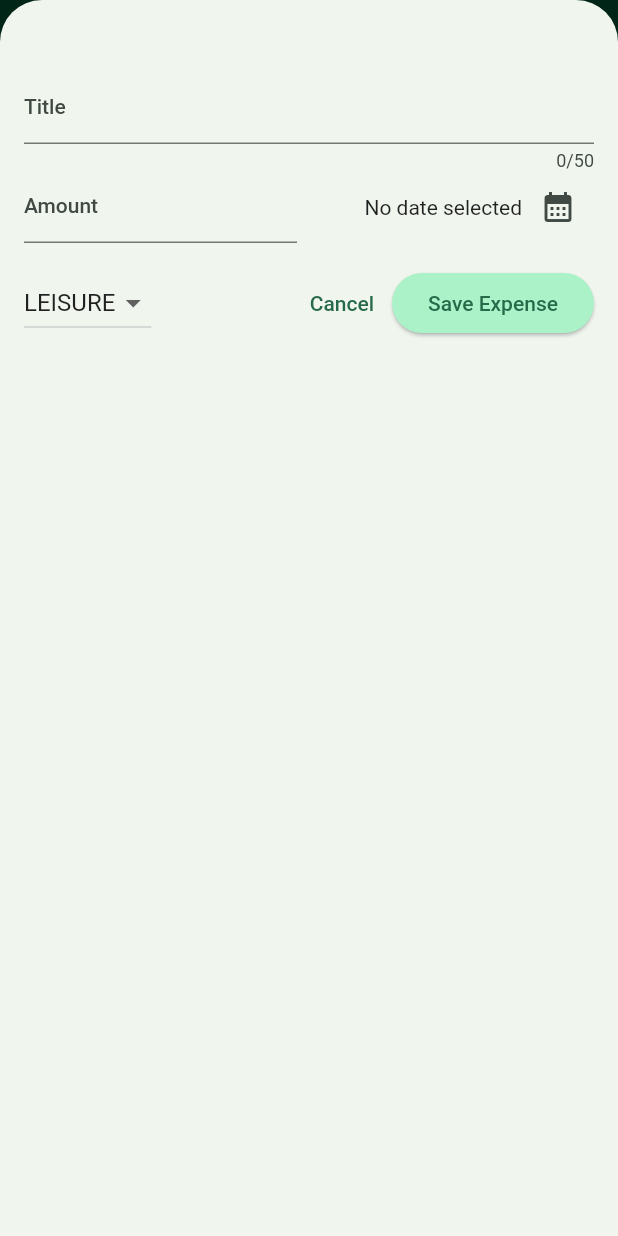
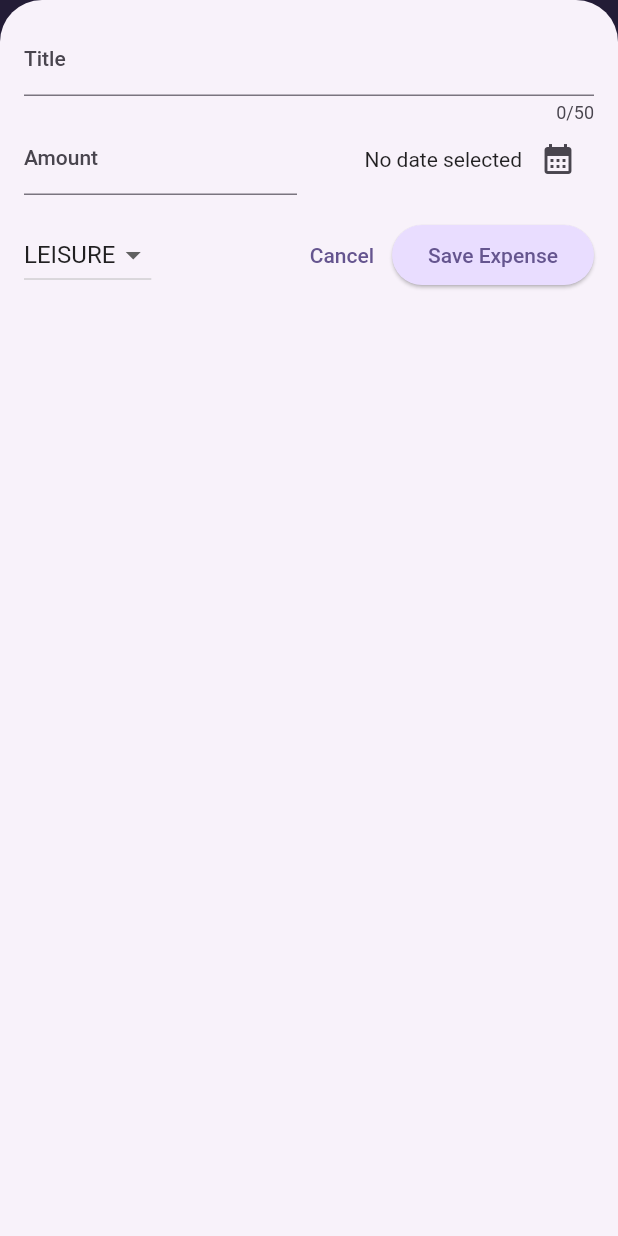
Before and after one commit to vassdel/expense_tracker, a Flutter app: the screen it shows after launch, after a tap on the "add" icon, on a phone screen of 412 x 824 dp. Run offline on Flutter 3.47's test engine with Material 2 defaults, Android fonts, the phone set to English and light mode, and no system bars.

Commit message:
added stuff

```diff
--- a/lib/main.dart
+++ b/lib/main.dart
@@ -1,9 +1,10 @@
 import 'package:flutter/material.dart';
+// import 'package:flutter/services.dart';
 
 import 'package:expense_tracker/widgets/expenses.dart';
 
 var kColorScheme = ColorScheme.fromSeed(
-  seedColor: const Color.fromARGB(255, 23, 109, 72)
+  seedColor: const Color.fromARGB(255, 96, 59, 181),
 );
 
 var kDarkColorScheme = ColorScheme.fromSeed(
@@ -12,6 +13,10 @@ var kDarkColorScheme = ColorScheme.fromSeed(
 );
 
 void main() {
+  // WidgetsFlutterBinding.ensureInitialized();
+  // SystemChrome.setPreferredOrientations([
+  //   DeviceOrientation.portraitUp,
+  // ]).then((fn) {
   runApp(
     MaterialApp(
       darkTheme: ThemeData.dark().copyWith(
@@ -62,4 +67,5 @@ void main() {
       home: const Expenses(),
     ),
   );
+  // });
 }
--- a/lib/widgets/expenses.dart
+++ b/lib/widgets/expenses.dart
@@ -32,6 +32,7 @@ class _ExpensesState extends State<Expenses> {
 
   void _openAddExpenseOverlay() {
     showModalBottomSheet(
+      useSafeArea: true,
       isScrollControlled: true,
       context: context,
       builder: (ctx) => NewExpense(onAddExpense: _addExpense),
@@ -68,6 +69,8 @@ class _ExpensesState extends State<Expenses> {
 
   @override
   Widget build(BuildContext context) {
+    final width = MediaQuery.of(context).size.width;
+
     Widget mainContent = const Center(
       child: Text('No expenses found. Start adding some!'),
     );
@@ -89,14 +92,23 @@ class _ExpensesState extends State<Expenses> {
           ),
         ],
       ),
-      body: Column(
+      body: width < 600
+          ? Column(
               children: [
                 Chart(expenses: _registeredExpenses),
                 Expanded(
                   child: mainContent,
                 ),
               ],
+            )
+          : Row(children: [
+              Expanded(
+                child: Chart(expenses: _registeredExpenses),
               ),
+              Expanded(
+                child: mainContent,
+              ),
+            ]),
     );
   }
 }
--- a/lib/widgets/new_expense.dart
+++ b/lib/widgets/new_expense.dart
@@ -1,3 +1,6 @@
+import 'dart:io';
+
+import 'package:flutter/cupertino.dart';
 import 'package:flutter/material.dart';
 
 import 'package:expense_tracker/models/expense.dart';
@@ -33,13 +36,24 @@ class _NewExpenseState extends State<NewExpense> {
     });
   }
 
-  void _submitExpenseData() {
-    final enteredAmount = double.tryParse(_amountController
-        .text); // tryParse('Hello') => null, tryParse('1.12') => 1.12
-    final amountIsInvalid = enteredAmount == null || enteredAmount <= 0;
-    if (_titleController.text.trim().isEmpty ||
-        amountIsInvalid ||
-        _selectedDate == null) {
+  void _showDialog() {
+    if (Platform.isIOS) {
+      showCupertinoDialog(
+          context: context,
+          builder: (ctx) => CupertinoAlertDialog(
+                title: const Text('Invalid input'),
+                content: const Text(
+                    'Please make sure a valid title, amount, date and category was entered.'),
+                actions: [
+                  TextButton(
+                    onPressed: () {
+                      Navigator.pop(ctx);
+                    },
+                    child: const Text('Okay'),
+                  ),
+                ],
+              ));
+    } else {
       showDialog(
         context: context,
         builder: (ctx) => AlertDialog(
@@ -56,6 +70,17 @@ class _NewExpenseState extends State<NewExpense> {
           ],
         ),
       );
+    }
+  }
+
+  void _submitExpenseData() {
+    final enteredAmount = double.tryParse(_amountController
+        .text); // tryParse('Hello') => null, tryParse('1.12') => 1.12
+    final amountIsInvalid = enteredAmount == null || enteredAmount <= 0;
+    if (_titleController.text.trim().isEmpty ||
+        amountIsInvalid ||
+        _selectedDate == null) {
+      _showDialog();
       return;
     }
 
@@ -79,10 +104,44 @@ class _NewExpenseState extends State<NewExpense> {
 
   @override
   Widget build(BuildContext context) {
-    return Padding(
-      padding: const EdgeInsets.fromLTRB(16, 48, 16, 16),
+    final keyboardSpace = MediaQuery.of(context).viewInsets.bottom;
+    return LayoutBuilder(builder: (ctx, constraints) {
+      final width = constraints.maxWidth;
+
+      return SizedBox(
+        height: double.infinity,
+        child: SingleChildScrollView(
+          child: Padding(
+            padding: EdgeInsets.fromLTRB(16, 16, 16, keyboardSpace + 16),
             child: Column(
               children: [
+                if (width >= 600)
+                  Row(
+                    crossAxisAlignment: CrossAxisAlignment.start,
+                    children: [
+                      Expanded(
+                        child: TextField(
+                          controller: _titleController,
+                          maxLength: 50,
+                          decoration: const InputDecoration(
+                            label: Text('Title'),
+                          ),
+                        ),
+                      ),
+                      const SizedBox(width: 24),
+                      Expanded(
+                        child: TextField(
+                          controller: _amountController,
+                          keyboardType: TextInputType.number,
+                          decoration: const InputDecoration(
+                            prefixText: '\$ ',
+                            label: Text('Amount'),
+                          ),
+                        ),
+                      ),
+                    ],
+                  )
+                else
                   TextField(
                     controller: _titleController,
                     maxLength: 50,
@@ -90,6 +149,51 @@ class _NewExpenseState extends State<NewExpense> {
                       label: Text('Title'),
                     ),
                   ),
+                if (width >= 600)
+                  Row(children: [
+                    DropdownButton(
+                      value: _selectedCategory,
+                      items: Category.values
+                          .map(
+                            (category) => DropdownMenuItem(
+                              value: category,
+                              child: Text(
+                                category.name.toUpperCase(),
+                              ),
+                            ),
+                          )
+                          .toList(),
+                      onChanged: (value) {
+                        if (value == null) {
+                          return;
+                        }
+                        setState(() {
+                          _selectedCategory = value;
+                        });
+                      },
+                    ),
+                    const SizedBox(width: 24),
+                    Expanded(
+                      child: Row(
+                        mainAxisAlignment: MainAxisAlignment.end,
+                        crossAxisAlignment: CrossAxisAlignment.center,
+                        children: [
+                          Text(
+                            _selectedDate == null
+                                ? 'No date selected'
+                                : formatter.format(_selectedDate!),
+                          ),
+                          IconButton(
+                            onPressed: _presentDatePicker,
+                            icon: const Icon(
+                              Icons.calendar_month,
+                            ),
+                          ),
+                        ],
+                      ),
+                    ),
+                  ])
+                else
                   Row(
                     children: [
                       Expanded(
@@ -125,6 +229,21 @@ class _NewExpenseState extends State<NewExpense> {
                     ],
                   ),
                 const SizedBox(height: 16),
+                if (width >= 600)
+                  Row(children: [
+                    const Spacer(),
+                    TextButton(
+                      onPressed: () {
+                        Navigator.pop(context);
+                      },
+                      child: const Text('Cancel'),
+                    ),
+                    ElevatedButton(
+                      onPressed: _submitExpenseData,
+                      child: const Text('Save Expense'),
+                    ),
+                  ])
+                else
                   Row(
                     children: [
                       DropdownButton(
@@ -163,6 +282,9 @@ class _NewExpenseState extends State<NewExpense> {
                   ),
               ],
             ),
+          ),
+        ),
       );
+    });
   }
 }
```
Lines whose indentation alone changed are shown as unchanged.
